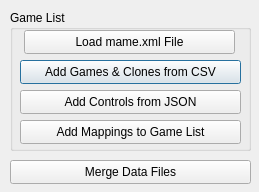
Old version of the form ui/tools.ui in the repository TVsIan/MAMEMapper.
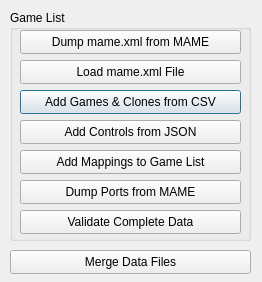
New version of the form. Icons and pictures are not drawn.

```diff
--- a/ui/tools.ui
+++ b/ui/tools.ui
@@ -7,8 +7,8 @@
    <rect>
     <x>0</x>
     <y>0</y>
-    <width>259</width>
-    <height>192</height>
+    <width>262</width>
+    <height>282</height>
    </rect>
   </property>
   <property name="windowTitle">
@@ -24,7 +24,7 @@
      <x>10</x>
      <y>10</y>
      <width>241</width>
-     <height>141</height>
+     <height>231</height>
     </rect>
    </property>
    <property name="title">
@@ -34,7 +34,7 @@
     <property name="geometry">
      <rect>
       <x>10</x>
-      <y>50</y>
+      <y>80</y>
       <width>221</width>
       <height>24</height>
      </rect>
@@ -47,7 +47,7 @@
     <property name="geometry">
      <rect>
       <x>10</x>
-      <y>80</y>
+      <y>110</y>
       <width>221</width>
       <height>24</height>
      </rect>
@@ -60,7 +60,7 @@
     <property name="geometry">
      <rect>
       <x>10</x>
-      <y>110</y>
+      <y>140</y>
       <width>221</width>
       <height>24</height>
      </rect>
@@ -72,9 +72,9 @@
    <widget class="QPushButton" name="xmlButton">
     <property name="geometry">
      <rect>
-      <x>14</x>
-      <y>20</y>
-      <width>211</width>
+      <x>10</x>
+      <y>50</y>
+      <width>221</width>
       <height>24</height>
      </rect>
     </property>
@@ -82,12 +82,51 @@
      <string>Load mame.xml File</string>
     </property>
    </widget>
+   <widget class="QPushButton" name="portsButton">
+    <property name="geometry">
+     <rect>
+      <x>10</x>
+      <y>170</y>
+      <width>221</width>
+      <height>24</height>
+     </rect>
+    </property>
+    <property name="text">
+     <string>Dump Ports from MAME</string>
+    </property>
+   </widget>
+   <widget class="QPushButton" name="dumpXMLButton">
+    <property name="geometry">
+     <rect>
+      <x>10</x>
+      <y>20</y>
+      <width>221</width>
+      <height>24</height>
+     </rect>
+    </property>
+    <property name="text">
+     <string>Dump mame.xml from MAME</string>
+    </property>
+   </widget>
+   <widget class="QPushButton" name="validateButton">
+    <property name="geometry">
+     <rect>
+      <x>10</x>
+      <y>200</y>
+      <width>221</width>
+      <height>24</height>
+     </rect>
+    </property>
+    <property name="text">
+     <string>Validate Complete Data</string>
+    </property>
+   </widget>
   </widget>
   <widget class="QPushButton" name="mergeButton">
    <property name="geometry">
     <rect>
      <x>10</x>
-     <y>160</y>
+     <y>250</y>
      <width>241</width>
      <height>24</height>
     </rect>
```
Left out of the diff: 3 changed lines with no effect on the pictures.
